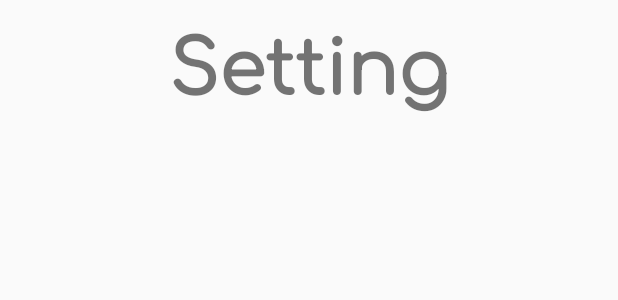
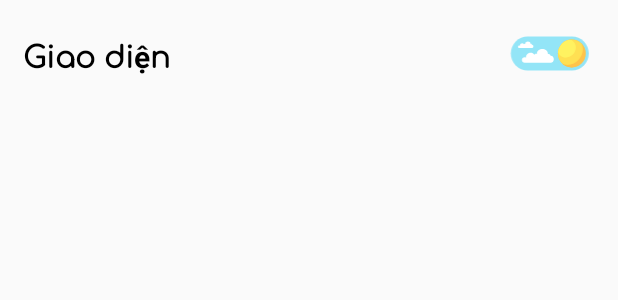
Before and after one commit to ETS-Android1/iMusic_Android_Java, an Android app: the layout fragment_setting.xml on its own in the app's theme, with its tools: preview values and no code run, on a phone screen of 412 x 824 dp. Shown: the top 300 px of the screen. Run offline under Robolectric (Android 15) with nearby library versions, the phone set to English and light mode, and no system bars.

```diff
--- a/app/src/main/java/com/thanguit/imusic/activities/MainActivity.java
+++ b/app/src/main/java/com/thanguit/imusic/activities/MainActivity.java
@@ -83,9 +83,9 @@ public class MainActivity extends AppCompatActivity {
         this.btnLoginGG.setAnimation(this.bottomAnimation);
 
         this.scaleAnimation = new ScaleAnimation(MainActivity.this, this.btnLoginFB);
-        this.scaleAnimation.Event();
+        this.scaleAnimation.Event_Button();
         this.scaleAnimation = new ScaleAnimation(MainActivity.this, this.btnLoginGG);
-        this.scaleAnimation.Event();
+        this.scaleAnimation.Event_Button();
     }
 
 
--- a/app/src/main/res/anim/scale_down.xml
+++ b/app/src/main/res/anim/scale_down.xml
@@ -1,6 +1,6 @@
 <?xml version="1.0" encoding="utf-8"?>
 <scale xmlns:android="http://schemas.android.com/apk/res/android"
-    android:duration="500"
+    android:duration="150"
     android:fromXScale="1"
     android:fromYScale="1"
     android:pivotX="50%"
--- a/app/src/main/res/anim/scale_up.xml
+++ b/app/src/main/res/anim/scale_up.xml
@@ -1,6 +1,6 @@
 <?xml version="1.0" encoding="utf-8"?>
 <scale xmlns:android="http://schemas.android.com/apk/res/android"
-    android:duration="500"
+    android:duration="150"
     android:fromXScale="0.8"
     android:fromYScale="0.8"
     android:pivotX="50%"
--- a/app/src/main/res/layout/activity_full.xml
+++ b/app/src/main/res/layout/activity_full.xml
@@ -42,7 +42,7 @@
                 android:textSize="15sp" />
 
             <ImageView
-                android:id="@+id/imvBell"
+                android:id="@+id/ivBell"
                 android:layout_width="match_parent"
                 android:layout_height="match_parent"
                 android:gravity="center"
--- a/app/src/main/res/layout/fragment_setting.xml
+++ b/app/src/main/res/layout/fragment_setting.xml
@@ -1,18 +1,40 @@
 <?xml version="1.0" encoding="utf-8"?>
 <FrameLayout xmlns:android="http://schemas.android.com/apk/res/android"
+    xmlns:app="http://schemas.android.com/apk/res-auto"
     xmlns:tools="http://schemas.android.com/tools"
     android:layout_width="match_parent"
     android:layout_height="match_parent"
+    android:paddingLeft="15dp"
+    android:paddingRight="15dp"
     tools:context=".fragments.SettingFragment">
 
-    <!-- TODO: Update blank fragment layout -->
-    <TextView
+    <RelativeLayout
+        android:id="@+id/setting"
         android:layout_width="match_parent"
         android:layout_height="match_parent"
-        android:fontFamily="@font/comfortaa"
-        android:text="Setting"
-        android:textAlignment="center"
-        android:textSize="50dp"
-        android:textStyle="bold" />
+        android:layout_marginTop="20dp">
+
+        <TextView
+            android:id="@+id/tvTheme"
+            android:layout_width="wrap_content"
+            android:layout_height="wrap_content"
+            android:layout_alignParentLeft="true"
+            android:layout_alignParentTop="true"
+            android:fontFamily="@font/comfortaa"
+            android:text="@string/tvTheme"
+            android:textColor="@color/colorLight7"
+            android:textSize="20dp"
+            android:textStyle="bold" />
+
+        <com.airbnb.lottie.LottieAnimationView
+            android:id="@+id/btnSwitchTheme"
+            android:layout_width="60dp"
+            android:layout_height="match_parent"
+            android:layout_alignTop="@+id/tvTheme"
+            android:layout_alignBottom="@+id/tvTheme"
+            android:layout_alignParentTop="true"
+            android:layout_alignParentRight="true"
+            app:lottie_fileName="switch_theme.json" />
+    </RelativeLayout>
 
 </FrameLayout>
```
Also changed, not shown: app/src/main/java/com/thanguit/imusic/activities/FullActivity.java (+15 -20 lines), app/src/main/java/com/thanguit/imusic/animations/ScaleAnimation.java (+26 -33 lines), app/src/main/java/com/thanguit/imusic/fragments/SettingFragment.java (+35 -0 lines), app/src/main/res/values/strings.xml (+12 -5 lines).
